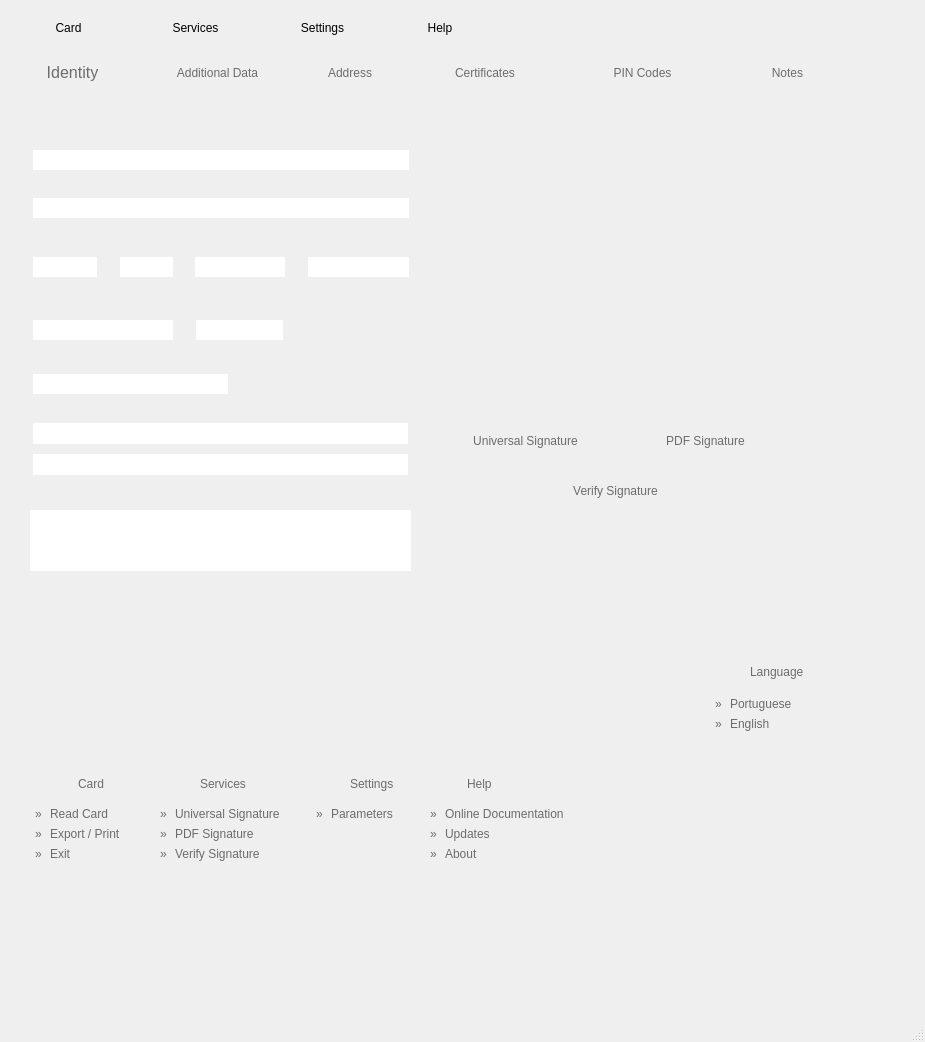
amagovpt/autenticacao.gov, file pteid-mw-pt/_src/eidmw/eidgui/mainwnd.ui: the form before one commit.
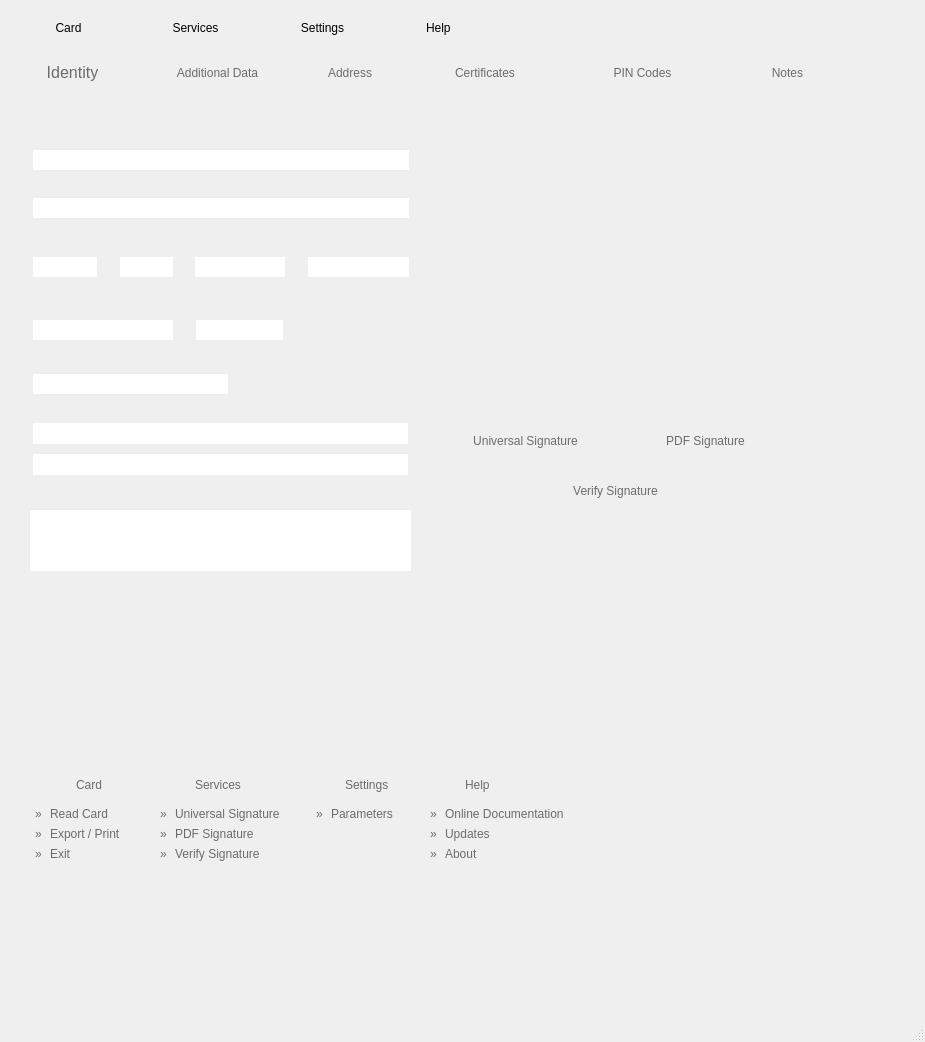
The form after the commit. Icons and pictures are not drawn.

Commit message: Align menus. Flags with corresponding tooltips.

```diff
--- a/pteid-mw-pt/_src/eidmw/eidgui/mainwnd.ui
+++ b/pteid-mw-pt/_src/eidmw/eidgui/mainwnd.ui
@@ -1803,7 +1803,7 @@
 font: 10pt &quot;Arial&quot;;</string>
      </property>
      <property name="text">
-      <string>   Help</string>
+      <string>  Help</string>
      </property>
      <property name="flat">
       <bool>true</bool>
@@ -1942,8 +1942,8 @@
     <widget class="QLabel" name="lbl_menuCard">
      <property name="geometry">
       <rect>
-       <x>58</x>
-       <y>15</y>
+       <x>56</x>
+       <y>16</y>
        <width>61</width>
        <height>17</height>
       </rect>
@@ -2106,8 +2106,8 @@
     <widget class="QLabel" name="lbl_menuTools">
      <property name="geometry">
       <rect>
-       <x>50</x>
-       <y>15</y>
+       <x>45</x>
+       <y>16</y>
        <width>81</width>
        <height>17</height>
       </rect>
@@ -2247,126 +2247,6 @@
      </property>
     </widget>
    </widget>
-   <widget class="QWidget" name="wdg_submenu_language" native="true">
-    <property name="geometry">
-     <rect>
-      <x>700</x>
-      <y>650</y>
-      <width>126</width>
-      <height>91</height>
-     </rect>
-    </property>
-    <property name="styleSheet">
-     <string notr="true">background-image: url(:/images/Images/submenu_backgrounds/bg_selected_menu_language.png);</string>
-    </property>
-    <widget class="QLabel" name="lbl_menuLanguage">
-     <property name="geometry">
-      <rect>
-       <x>50</x>
-       <y>13</y>
-       <width>71</width>
-       <height>17</height>
-      </rect>
-     </property>
-     <property name="styleSheet">
-      <string notr="true">background-image: url(:/images/Images/alpha.png);
-color: rgb(108, 108, 108);
-font: 10pt &quot;Arial&quot;;</string>
-     </property>
-     <property name="text">
-      <string>Language</string>
-     </property>
-    </widget>
-    <widget class="QLabel" name="lbl_menuLanguage_Portuguese">
-     <property name="geometry">
-      <rect>
-       <x>30</x>
-       <y>45</y>
-       <width>81</width>
-       <height>17</height>
-      </rect>
-     </property>
-     <property name="styleSheet">
-      <string notr="true">background-image: url(:/images/Images/alpha.png);
-color: rgb(108, 108, 108);
-font: 10pt &quot;Arial&quot;;</string>
-     </property>
-     <property name="text">
-      <string>Portuguese</string>
-     </property>
-    </widget>
-    <widget class="QLabel" name="lbl_menuLanguage_English">
-     <property name="geometry">
-      <rect>
-       <x>30</x>
-       <y>65</y>
-       <width>81</width>
-       <height>17</height>
-      </rect>
-     </property>
-     <property name="styleSheet">
-      <string notr="true">background-image: url(:/images/Images/alpha.png);
-color: rgb(108, 108, 108);
-font: 10pt &quot;Arial&quot;;</string>
-     </property>
-     <property name="text">
-      <string>English</string>
-     </property>
-    </widget>
-    <widget class="QLabel" name="label_12">
-     <property name="geometry">
-      <rect>
-       <x>10</x>
-       <y>32</y>
-       <width>105</width>
-       <height>16</height>
-      </rect>
-     </property>
-     <property name="styleSheet">
-      <string notr="true">image: url(:/images/Images/sub_menu_separator.png);
-background-image: url(:/images/Images/alpha.png);</string>
-     </property>
-     <property name="text">
-      <string/>
-     </property>
-    </widget>
-    <widget class="QLabel" name="lbl_menuCard_Read_5">
-     <property name="geometry">
-      <rect>
-       <x>15</x>
-       <y>45</y>
-       <width>16</width>
-       <height>17</height>
-      </rect>
-     </property>
-     <property name="styleSheet">
-      <string notr="true">background-image: url(:/images/Images/alpha.png);
-color: rgb(108, 108, 108);
-font: 10pt &quot;Arial&quot;;</string>
-     </property>
-     <property name="text">
-      <string>»</string>
-     </property>
-    </widget>
-    <widget class="QLabel" name="lbl_menuCard_Read_6">
-     <property name="geometry">
-      <rect>
-       <x>15</x>
-       <y>65</y>
-       <width>16</width>
-       <height>17</height>
-      </rect>
-     </property>
-     <property name="styleSheet">
-      <string notr="true">background-image: url(:/images/Images/alpha.png);
-color: rgb(108, 108, 108);
-font: 10pt &quot;Arial&quot;;</string>
-     </property>
-     <property name="text">
-      <string>»</string>
-     </property>
-    </widget>
-   </widget>
    <widget class="QWidget" name="wdg_submenu_help" native="true">
     <property name="geometry">
      <rect>
@@ -2382,8 +2262,8 @@
     <widget class="QLabel" name="lbl_menuHelp">
      <property name="geometry">
       <rect>
-       <x>47</x>
-       <y>15</y>
+       <x>45</x>
+       <y>16</y>
        <width>91</width>
        <height>17</height>
       </rect>
@@ -2538,8 +2418,8 @@
     <widget class="QLabel" name="lbl_menuSettings">
      <property name="geometry">
       <rect>
-       <x>50</x>
-       <y>15</y>
+       <x>45</x>
+       <y>16</y>
        <width>71</width>
        <height>17</height>
       </rect>
```
Left out of the diff: 3 changed lines with no effect on the pictures. The commit also changes 7 other files.
